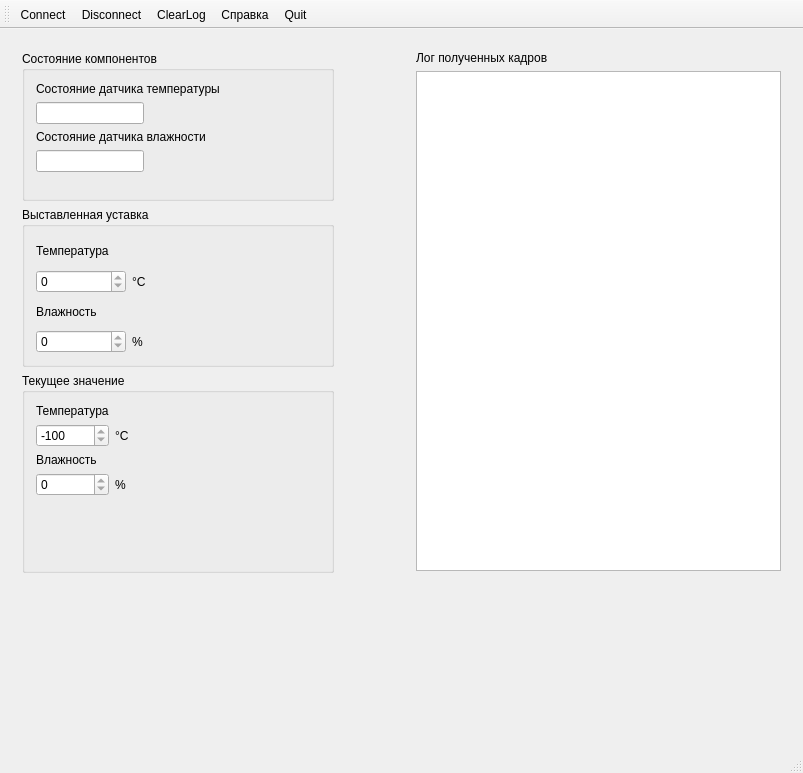
PowerOleg/Qt_can, file mainwindow.ui: the form before one commit.
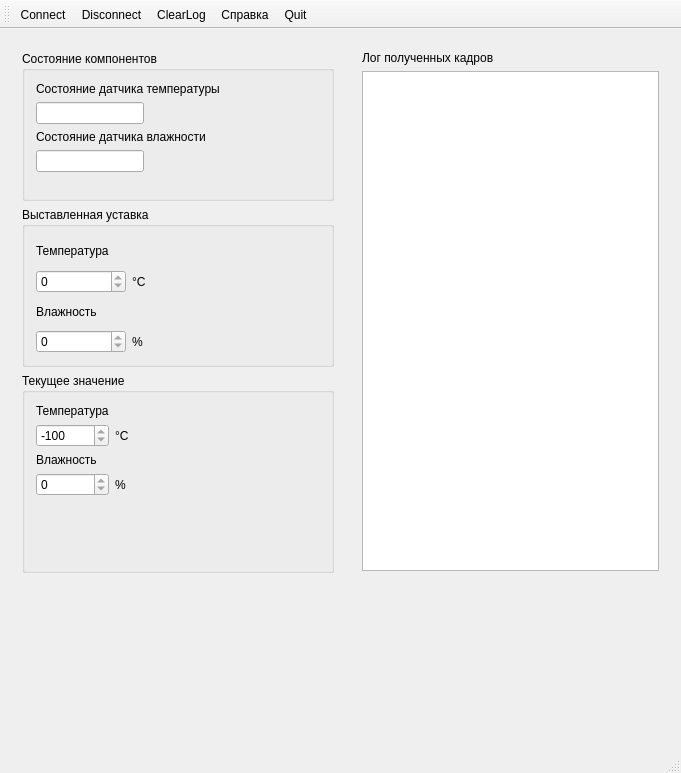
The form after the commit. Icons and pictures are not drawn.

Diff of the .ui file:
```diff
--- a/mainwindow.ui
+++ b/mainwindow.ui
@@ -6,7 +6,7 @@
    <rect>
     <x>0</x>
     <y>0</y>
-    <width>803</width>
+    <width>681</width>
     <height>773</height>
    </rect>
   </property>
```
Left out of the diff: 2 changed lines with no effect on the pictures.
